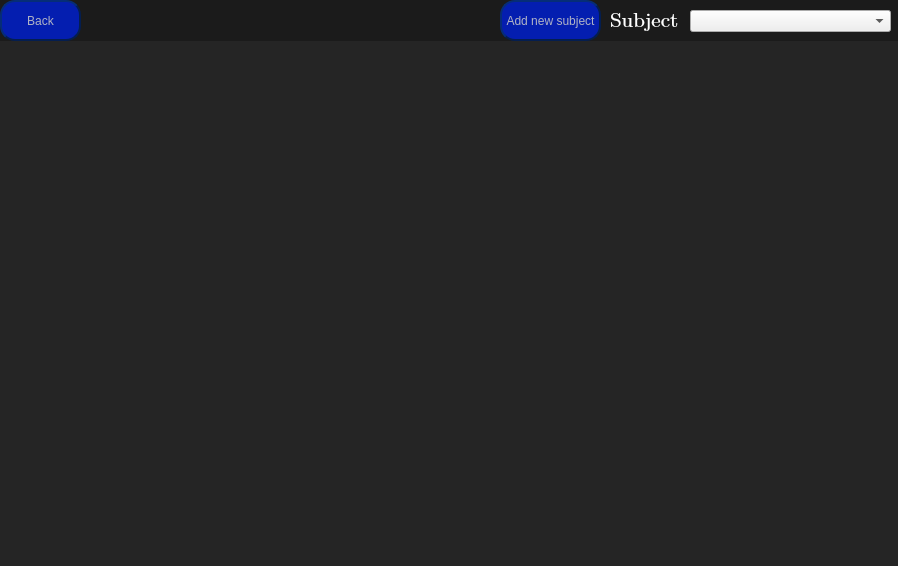
The window that StudySphere/StudySphere.ui (AlexOfRivia/Hackathon-WFIS) describes before a commit, drawn with Qt 5.
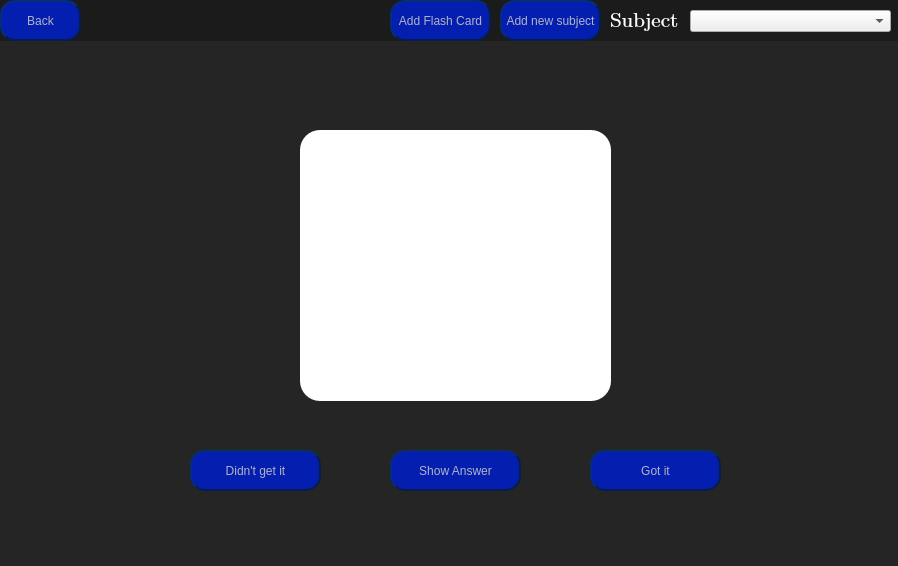
The same window after the commit.

```diff
--- a/StudySphere/StudySphere.ui
+++ b/StudySphere/StudySphere.ui
@@ -10,6 +10,12 @@
     <height>566</height>
    </rect>
   </property>
+  <property name="maximumSize">
+   <size>
+    <width>898</width>
+    <height>566</height>
+   </size>
+  </property>
   <property name="windowTitle">
    <string>StudySphere</string>
   </property>
@@ -287,6 +293,44 @@
         </rect>
        </property>
       </widget>
+      <widget class="QPushButton" name="addFlashCardButton">
+       <property name="geometry">
+        <rect>
+         <x>390</x>
+         <y>0</y>
+         <width>101</width>
+         <height>41</height>
+        </rect>
+       </property>
+       <property name="styleSheet">
+        <string notr="true">QPushButton{
+	font: 700 10pt &quot;Cambria Math&quot;;
+	color: rgba(200,200,200,225);
+	background-color: rgba(4,30,176,255);		
+	border-radius: 15px;
+	border-style: outset;
+    border-width: 2px;
+    border-color: rgba(4,30,80,255);	
+}
+QPushButton:Hover
+{
+	background-color: rgba(4,30,146,255);	
+	border: inset;
+}
+QPushButton:Pressed
+{
+	background-color: rgba(4,30,120,255);	
+	border: inset;
+}
+
+
+
+</string>
+       </property>
+       <property name="text">
+        <string>Add Flash Card</string>
+       </property>
+      </widget>
      </widget>
      <widget class="QFrame" name="calendarFrame">
       <property name="geometry">
@@ -445,6 +489,143 @@
         </property>
        </widget>
       </widget>
+      <widget class="QFrame" name="flashCard">
+       <property name="geometry">
+        <rect>
+         <x>300</x>
+         <y>130</y>
+         <width>311</width>
+         <height>271</height>
+        </rect>
+       </property>
+       <property name="styleSheet">
+        <string notr="true">QFrame
+{
+	background-color:#FFFFFF;
+	border-radius: 20;
+}</string>
+       </property>
+       <property name="frameShape">
+        <enum>QFrame::Shape::StyledPanel</enum>
+       </property>
+       <property name="frameShadow">
+        <enum>QFrame::Shadow::Raised</enum>
+       </property>
+      </widget>
+      <widget class="QPushButton" name="didntGetIt">
+       <property name="geometry">
+        <rect>
+         <x>190</x>
+         <y>450</y>
+         <width>131</width>
+         <height>41</height>
+        </rect>
+       </property>
+       <property name="styleSheet">
+        <string notr="true">QPushButton{
+	font: 700 10pt &quot;Cambria Math&quot;;
+	color: rgba(200,200,200,225);
+	background-color: rgba(4,30,176,255);		
+	border-radius: 15px;
+	border-style: outset;
+    border-width: 2px;
+    border-color: rgba(4,30,80,255);	
+}
+QPushButton:Hover
+{
+	background-color: rgba(4,30,146,255);	
+	border: inset;
+}
+QPushButton:Pressed
+{
+	background-color: rgba(4,30,120,255);	
+	border: inset;
+}
+
+
+
+</string>
+       </property>
+       <property name="text">
+        <string>Didn't get it</string>
+       </property>
+      </widget>
+      <widget class="QPushButton" name="gotIt">
+       <property name="geometry">
+        <rect>
+         <x>590</x>
+         <y>450</y>
+         <width>131</width>
+         <height>41</height>
+        </rect>
+       </property>
+       <property name="styleSheet">
+        <string notr="true">QPushButton{
+	font: 700 10pt &quot;Cambria Math&quot;;
+	color: rgba(200,200,200,225);
+	background-color: rgba(4,30,176,255);		
+	border-radius: 15px;
+	border-style: outset;
+    border-width: 2px;
+    border-color: rgba(4,30,80,255);	
+}
+QPushButton:Hover
+{
+	background-color: rgba(4,30,146,255);	
+	border: inset;
+}
+QPushButton:Pressed
+{
+	background-color: rgba(4,30,120,255);	
+	border: inset;
+}
+
+
+
+</string>
+       </property>
+       <property name="text">
+        <string>Got it</string>
+       </property>
+      </widget>
+      <widget class="QPushButton" name="showAnswerButton">
+       <property name="geometry">
+        <rect>
+         <x>390</x>
+         <y>450</y>
+         <width>131</width>
+         <height>41</height>
+        </rect>
+       </property>
+       <property name="styleSheet">
+        <string notr="true">QPushButton{
+	font: 700 10pt &quot;Cambria Math&quot;;
+	color: rgba(200,200,200,225);
+	background-color: rgba(4,30,176,255);		
+	border-radius: 15px;
+	border-style: outset;
+    border-width: 2px;
+    border-color: rgba(4,30,80,255);	
+}
+QPushButton:Hover
+{
+	background-color: rgba(4,30,146,255);	
+	border: inset;
+}
+QPushButton:Pressed
+{
+	background-color: rgba(4,30,120,255);	
+	border: inset;
+}
+
+
+
+</string>
+       </property>
+       <property name="text">
+        <string>Show Answer</string>
+       </property>
+      </widget>
      </widget>
      <zorder>calendarFrame</zorder>
      <zorder>frame_2</zorder>
```
